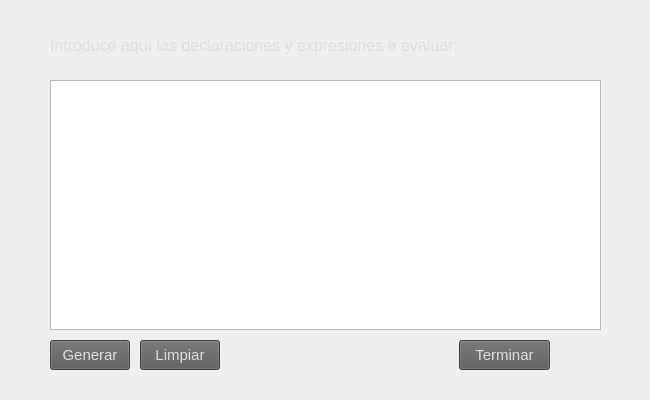
The window that generararchivo.ui (josearg150/AnalizadorSintactico) describes before a commit, drawn with Qt 5.
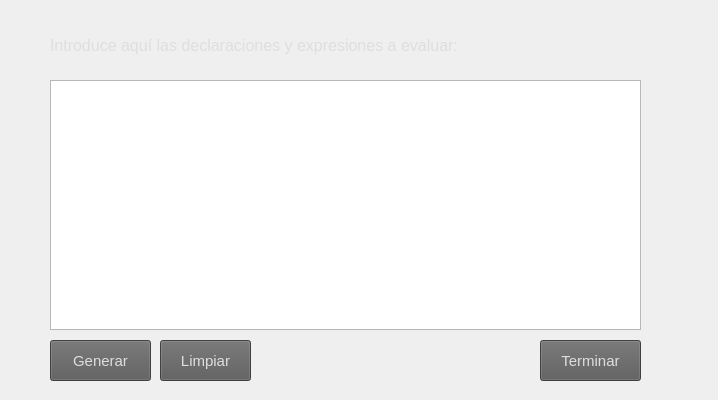
The same window after the commit.

```diff
--- a/generararchivo.ui
+++ b/generararchivo.ui
@@ -6,7 +6,7 @@
    <rect>
     <x>0</x>
     <y>0</y>
-    <width>650</width>
+    <width>718</width>
     <height>400</height>
    </rect>
   </property>
@@ -18,7 +18,7 @@
     <rect>
      <x>50</x>
      <y>80</y>
-     <width>551</width>
+     <width>591</width>
      <height>250</height>
     </rect>
    </property>
@@ -28,14 +28,17 @@
      <pointsize>13</pointsize>
     </font>
    </property>
+   <property name="styleSheet">
+    <string notr="true">color: rgb(214, 149, 66);</string>
+   </property>
   </widget>
   <widget class="QPushButton" name="btnLimpiar">
    <property name="geometry">
     <rect>
-     <x>140</x>
+     <x>160</x>
      <y>340</y>
-     <width>80</width>
-     <height>30</height>
+     <width>91</width>
+     <height>41</height>
     </rect>
    </property>
    <property name="font">
@@ -54,10 +57,10 @@
   <widget class="QPushButton" name="btnCancelar">
    <property name="geometry">
     <rect>
-     <x>459</x>
+     <x>540</x>
      <y>340</y>
-     <width>91</width>
-     <height>30</height>
+     <width>101</width>
+     <height>41</height>
     </rect>
    </property>
    <property name="font">
@@ -78,8 +81,8 @@
     <rect>
      <x>50</x>
      <y>340</y>
-     <width>80</width>
-     <height>30</height>
+     <width>101</width>
+     <height>41</height>
     </rect>
    </property>
    <property name="font">
@@ -100,7 +103,7 @@
     <rect>
      <x>50</x>
      <y>30</y>
-     <width>551</width>
+     <width>651</width>
      <height>31</height>
     </rect>
    </property>
```
Left out of the diff: 9 changed lines with no effect on the pictures.
